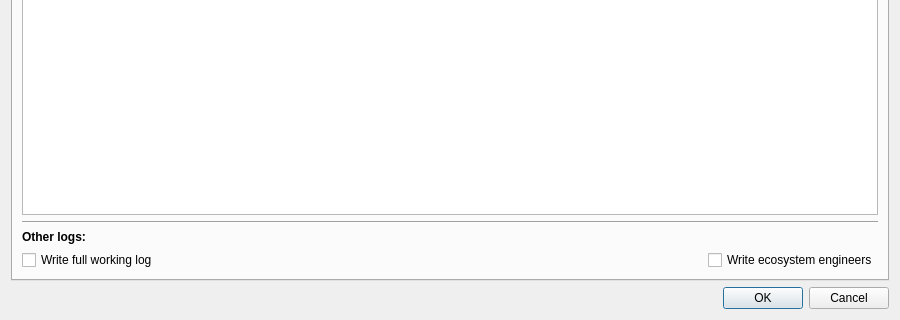
Qt form output.ui (palaeoware/trevosim) before a commit; both pictures show x 0 to 900 and y 480 to 800 of the 900 by 800 pixel window.
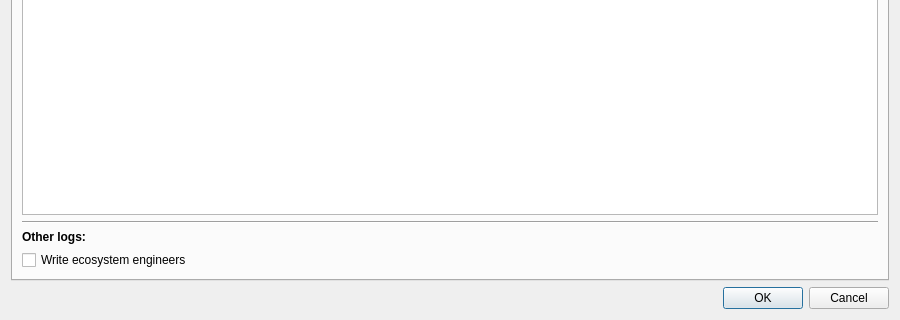
The same form after that commit. The open tabs and pages were chosen to show the change.

```diff
--- a/output.ui
+++ b/output.ui
@@ -359,26 +359,6 @@
        </item>
        <item>
         <layout class="QHBoxLayout" name="horizontalLayout_5">
-         <item>
-          <widget class="QCheckBox" name="c_work_log">
-           <property name="text">
-            <string>Write full working log</string>
-           </property>
-          </widget>
-         </item>
-         <item>
-          <spacer name="horizontalSpacer">
-           <property name="orientation">
-            <enum>Qt::Horizontal</enum>
-           </property>
-           <property name="sizeHint" stdset="0">
-            <size>
-             <width>40</width>
-             <height>20</height>
-            </size>
-           </property>
-          </spacer>
-         </item>
          <item>
           <widget class="QCheckBox" name="c_write_ee">
            <property name="text">
```
Left out of the diff: 2 changed lines with no effect on the pictures.
